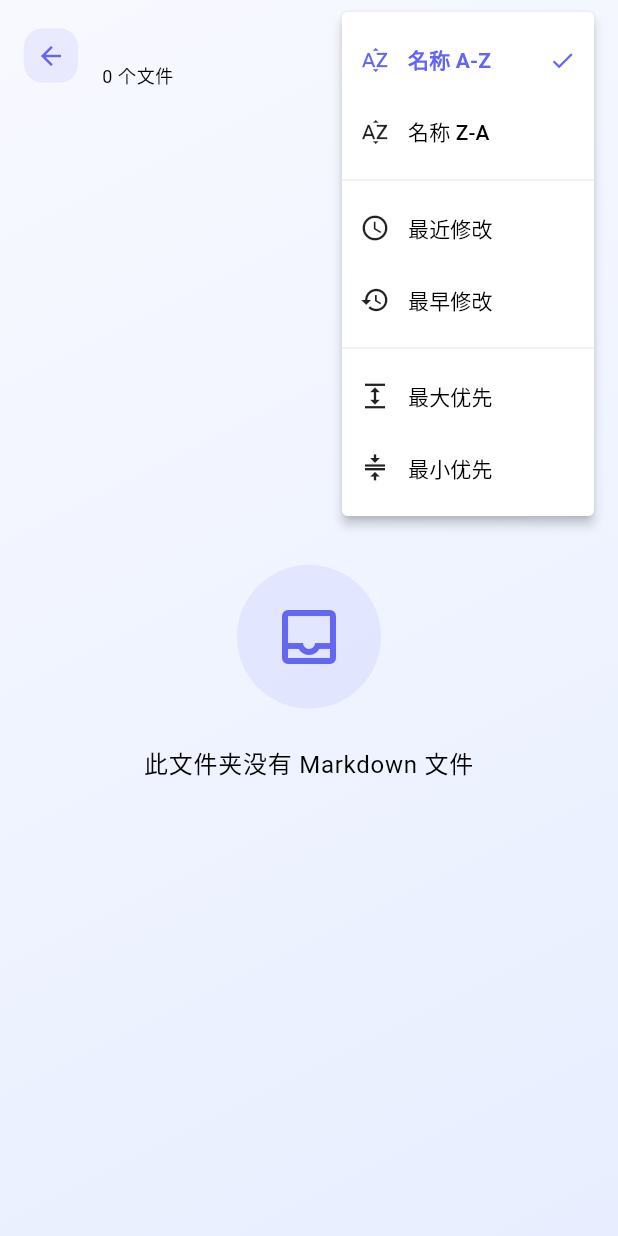
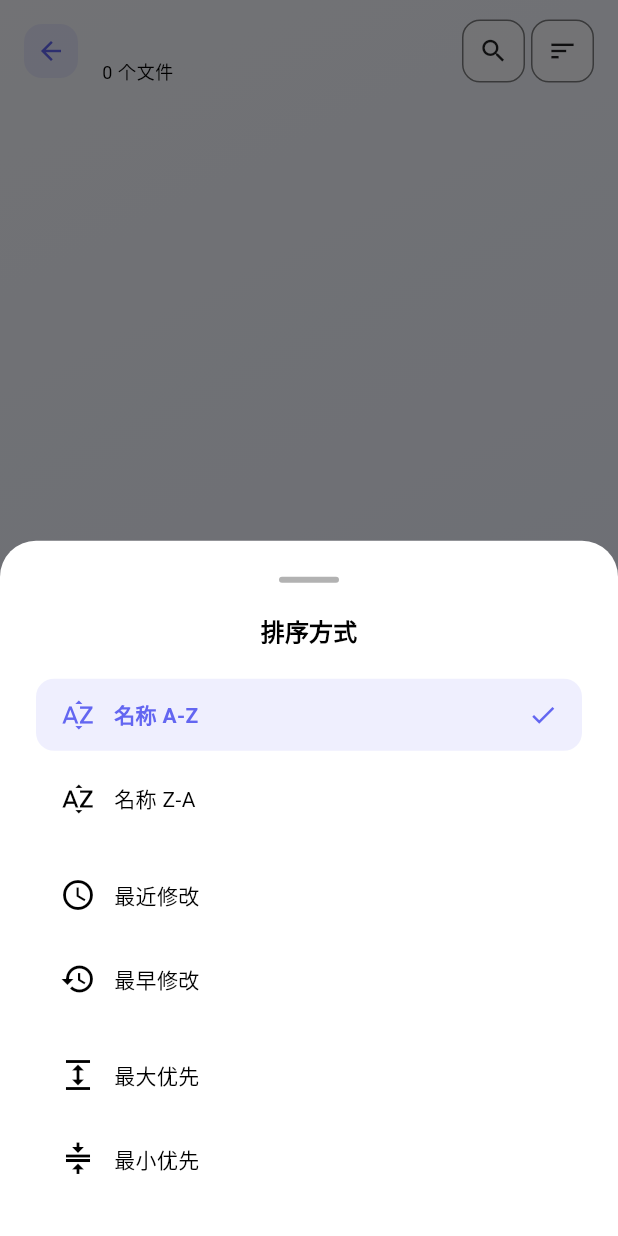
Before and after one commit to jiuxina/mdreader, a Flutter app: the FolderBrowserScreen screen opened directly with empty values, after a tap on the "sort" icon, on a phone screen of 412 x 824 dp. Run offline on Flutter 3.47's test engine with Material 3 defaults, Android fonts, the phone set to English and light mode, and no system bars; our stand-ins replace file_picker, flutter_markdown, permission_handler, shared_preferences; accounts and stored records are empty.

Commit message:
V1.0.1 fix:Interaction

```diff
--- a/lib/screens/folder_browser_screen.dart
+++ b/lib/screens/folder_browser_screen.dart
@@ -254,8 +254,12 @@ class _FolderBrowserScreenState extends State<FolderBrowserScreen> {
   }
 
   Widget _buildSortButton() {
-    return PopupMenuButton<FileSortOption>(
-      icon: Container(
+    return Material(
+      color: Colors.transparent,
+      child: InkWell(
+        borderRadius: BorderRadius.circular(12),
+        onTap: _showSortMenu,
+        child: Container(
           padding: const EdgeInsets.all(10),
           decoration: BoxDecoration(
             color: Theme.of(context).colorScheme.surface.withOpacity(0.5),
@@ -266,44 +270,98 @@ class _FolderBrowserScreenState extends State<FolderBrowserScreen> {
           ),
           child: const Icon(Icons.sort, size: 20),
         ),
-      onSelected: (option) {
-        _sortOption = option;
-        _sortFiles();
-      },
-      itemBuilder: (context) => [
-        _buildSortMenuItem(FileSortOption.nameAsc, '名称 A-Z', Icons.sort_by_alpha),
-        _buildSortMenuItem(FileSortOption.nameDesc, '名称 Z-A', Icons.sort_by_alpha),
-        const PopupMenuDivider(),
-        _buildSortMenuItem(FileSortOption.dateDesc, '最近修改', Icons.access_time),
-        _buildSortMenuItem(FileSortOption.dateAsc, '最早修改', Icons.history),
-        const PopupMenuDivider(),
-        _buildSortMenuItem(FileSortOption.sizeDesc, '最大优先', Icons.expand),
-        _buildSortMenuItem(FileSortOption.sizeAsc, '最小优先', Icons.compress),
-      ],
+      ),
     );
   }
 
-  PopupMenuItem<FileSortOption> _buildSortMenuItem(
-      FileSortOption option, String label, IconData icon) {
+  void _showSortMenu() {
+    showModalBottomSheet(
+      context: context,
+      backgroundColor: Colors.transparent,
+      builder: (context) => Container(
+        decoration: BoxDecoration(
+          color: Theme.of(context).colorScheme.surface,
+          borderRadius: const BorderRadius.vertical(top: Radius.circular(24)),
+        ),
+        padding: const EdgeInsets.all(24),
+        child: Column(
+          mainAxisSize: MainAxisSize.min,
+          children: [
+            Container(
+              width: 40,
+              height: 4,
+              decoration: BoxDecoration(
+                color: Theme.of(context).colorScheme.outline.withOpacity(0.3),
+                borderRadius: BorderRadius.circular(2),
+              ),
+            ),
+            const SizedBox(height: 20),
+            Text(
+              '排序方式',
+              style: Theme.of(context).textTheme.titleMedium?.copyWith(
+                    fontWeight: FontWeight.bold,
+                  ),
+            ),
+            const SizedBox(height: 20),
+            _buildSortOption(FileSortOption.nameAsc, '名称 A-Z', Icons.sort_by_alpha),
+            const SizedBox(height: 8),
+            _buildSortOption(FileSortOption.nameDesc, '名称 Z-A', Icons.sort_by_alpha),
+            const SizedBox(height: 16),
+            _buildSortOption(FileSortOption.dateDesc, '最近修改', Icons.access_time),
+            const SizedBox(height: 8),
+            _buildSortOption(FileSortOption.dateAsc, '最早修改', Icons.history),
+            const SizedBox(height: 16),
+            _buildSortOption(FileSortOption.sizeDesc, '最大优先', Icons.expand),
+            const SizedBox(height: 8),
+            _buildSortOption(FileSortOption.sizeAsc, '最小优先', Icons.compress),
+            const SizedBox(height: 16),
+          ],
+        ),
+      ),
+    );
+  }
+
+  Widget _buildSortOption(FileSortOption option, String label, IconData icon) {
     final isSelected = _sortOption == option;
-    return PopupMenuItem(
-      value: option,
+    final color = isSelected ? Theme.of(context).colorScheme.primary : Theme.of(context).colorScheme.onSurface;
+
+    return Material(
+      color: Colors.transparent,
+      child: InkWell(
+        borderRadius: BorderRadius.circular(12),
+        onTap: () {
+          Navigator.pop(context);
+          setState(() {
+            _sortOption = option;
+          });
+          _sortFiles();
+        },
+        child: Container(
+          padding: const EdgeInsets.symmetric(horizontal: 16, vertical: 12),
+          decoration: BoxDecoration(
+            color: isSelected
+                ? Theme.of(context).colorScheme.primary.withOpacity(0.1)
+                : Colors.transparent,
+            borderRadius: BorderRadius.circular(12),
+          ),
           child: Row(
             children: [
-          Icon(icon, size: 20, color: isSelected ? Theme.of(context).colorScheme.primary : null),
+              Icon(icon, color: color),
               const SizedBox(width: 12),
-          Text(
+              Expanded(
+                child: Text(
                   label,
                   style: TextStyle(
-              fontWeight: isSelected ? FontWeight.bold : null,
-              color: isSelected ? Theme.of(context).colorScheme.primary : null,
+                    color: color,
+                    fontWeight: isSelected ? FontWeight.w600 : FontWeight.normal,
                   ),
                 ),
-          if (isSelected) ...[
-            const Spacer(),
-            Icon(Icons.check, size: 18, color: Theme.of(context).colorScheme.primary),
+              ),
+              if (isSelected)
+                Icon(Icons.check, color: color, size: 20),
             ],
-        ],
+          ),
+        ),
       ),
     );
   }
--- a/lib/screens/main_screen.dart
+++ b/lib/screens/main_screen.dart
@@ -956,10 +956,7 @@ class _MainScreenState extends State<MainScreen> with TickerProviderStateMixin {
                     ],
                   ),
                 ),
-                trailing ?? Icon(
-                  Icons.chevron_right,
-                  color: Theme.of(context).colorScheme.outline,
-                ),
+                trailing ?? const SizedBox.shrink(),
               ],
             ),
           ),
@@ -999,14 +996,6 @@ class _MainScreenState extends State<MainScreen> with TickerProviderStateMixin {
             }
           : () {},
       onLongPress: () => _showFileContextMenu(path, fileProvider, isRecent: true),
-      trailing: IconButton(
-        icon: Icon(
-          Icons.close,
-          size: 18,
-          color: Theme.of(context).colorScheme.outline,
-        ),
-        onPressed: () => fileProvider.removeFromRecentFiles(path),
-      ),
     );
   }
 
@@ -1056,14 +1045,6 @@ class _MainScreenState extends State<MainScreen> with TickerProviderStateMixin {
         );
       },
       onLongPress: () => _showFileContextMenu(file.path, fileProvider),
-      trailing: PopupMenuButton<String>(
-        icon: Icon(
-          Icons.more_vert,
-          color: Theme.of(context).colorScheme.outline,
-        ),
-        onSelected: (value) => _handleFileAction(value, file.path, fileProvider),
-        itemBuilder: (context) => _buildFileMenuItems(),
-      ),
     );
   }
 
--- a/lib/utils/constants.dart
+++ b/lib/utils/constants.dart
@@ -24,7 +24,7 @@ class AppConstants {
   static const String appVersion = '1.0.1';
 
   /// 应用描述
-  static const String appDescription = '简易的 Markdown 编辑器';
+  static const String appDescription = 'Markdown 编辑器';
 
   /// 作者
   static const String appAuthor = 'jiuxina';
```
Lines whose indentation alone changed are shown as unchanged.
